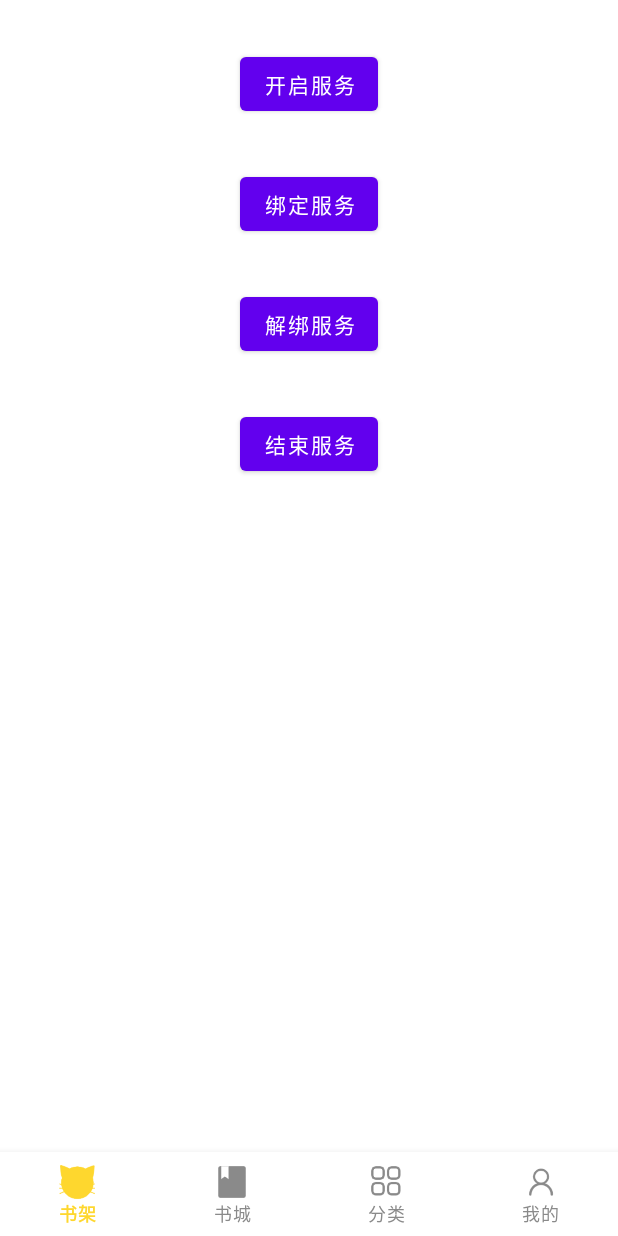
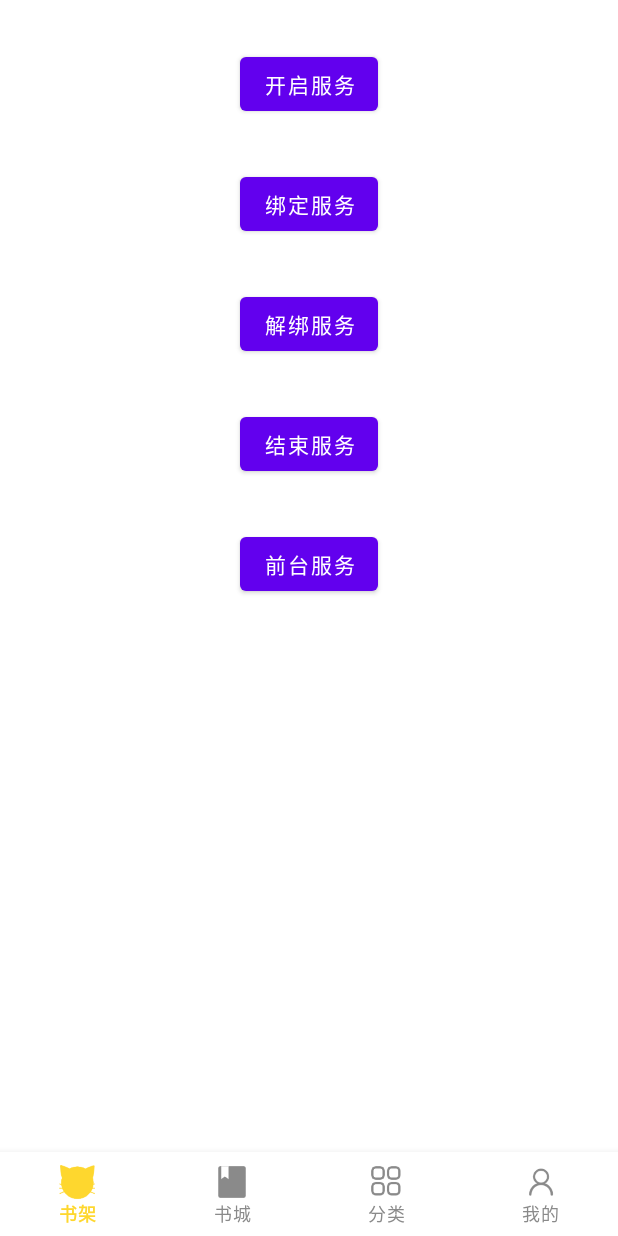
Before and after one commit to jnuwxc/kmTest, an Android app: the screen it shows after launch (MainActivity), after a tap on "开启服务", on a phone screen of 412 x 824 dp. Run offline under Robolectric (Android 15) with nearby library versions, the phone set to English and light mode, and no system bars.

Commit message:
完善前台服务相关

```diff
--- a/app/src/main/AndroidManifest.xml
+++ b/app/src/main/AndroidManifest.xml
@@ -2,6 +2,7 @@
 <manifest xmlns:android="http://schemas.android.com/apk/res/android"
     package="com.example.kmtest">
 
+    <uses-permission android:name="android.permission.FOREGROUND_SERVICE" />
     <application
         android:allowBackup="true"
         android:icon="@mipmap/ic_launcher"
--- a/app/src/main/java/com/example/kmtest/BookSelfFragment.java
+++ b/app/src/main/java/com/example/kmtest/BookSelfFragment.java
@@ -1,5 +1,8 @@
 package com.example.kmtest;
 
+import android.app.Activity;
+import android.app.Notification;
+import android.app.PendingIntent;
 import android.content.ComponentName;
 import android.content.Context;
 import android.content.Intent;
@@ -23,20 +26,23 @@ public class BookSelfFragment extends Fragment {
     @Override
     public View onCreateView(@NonNull LayoutInflater inflater, @Nullable ViewGroup container, @Nullable Bundle savedInstanceState) {
         View view = getLayoutInflater().inflate(R.layout.fragment_book_shelf, container, false);
+        Activity activity = getActivity();
+
         Button startServiceBtn = view.findViewById(R.id.startService);
         Button bindServiceBtn = view.findViewById(R.id.bindService);
         Button unbindServiceBtn = view.findViewById(R.id.unBindService);
         Button stopServiceBtn = view.findViewById(R.id.stopService);
+        Button foregroundBtn = view.findViewById(R.id.foregroundService);
 
         Connection connection = new Connection();
 
         startServiceBtn.setOnClickListener(v -> {
-            Intent intent = new Intent(getContext(), MyService.class);
-            getContext().startService(intent);
+            Intent intent = new Intent(activity, MyService.class);
+            activity.startService(intent);
         });
         bindServiceBtn.setOnClickListener(v -> {
-            Intent intent = new Intent(getContext(), MyService.class);
-            getContext().bindService(intent, connection, Context.BIND_AUTO_CREATE);
+            Intent intent = new Intent(activity, MyService.class);
+            activity.bindService(intent, connection, Context.BIND_AUTO_CREATE);
         });
         unbindServiceBtn.setOnClickListener(v -> {
             getContext().unbindService(connection);
@@ -44,6 +50,9 @@ public class BookSelfFragment extends Fragment {
         stopServiceBtn.setOnClickListener(v -> {
             Intent intent = new Intent(getContext(), MyService.class);
             getContext().stopService(intent);
+        });
+        foregroundBtn.setOnClickListener(v -> {
+
         });
         return view;
     }
--- a/app/src/main/java/com/example/kmtest/MainActivity.java
+++ b/app/src/main/java/com/example/kmtest/MainActivity.java
@@ -19,8 +19,6 @@ public class MainActivity extends AppCompatActivity {
         super.onCreate(savedInstanceState);
         setContentView(R.layout.activity_main);
         getSupportActionBar().hide();
-
-
         replaceFragment(new BookSelfFragment());
 
         BottomNavigationView bottomNavigationView = findViewById(R.id.bottomNavigation);
--- a/app/src/main/res/layout/fragment_book_shelf.xml
+++ b/app/src/main/res/layout/fragment_book_shelf.xml
@@ -77,4 +77,14 @@
         app:layout_constraintEnd_toEndOf="parent"
         app:layout_constraintStart_toStartOf="parent"
         app:layout_constraintTop_toBottomOf="@+id/unBindService" />
+
+    <Button
+        android:id="@+id/foregroundService"
+        android:layout_width="wrap_content"
+        android:layout_height="wrap_content"
+        android:text="前台服务"
+        app:layout_constraintStart_toStartOf="parent"
+        app:layout_constraintEnd_toEndOf="parent"
+        app:layout_constraintTop_toBottomOf="@id/stopService"
+        android:layout_marginTop="32dp"/>
 </androidx.constraintlayout.widget.ConstraintLayout>
```
Also changed, not shown: app/src/main/java/com/example/kmtest/MyService.java (+21 -0 lines), 1 other file.
